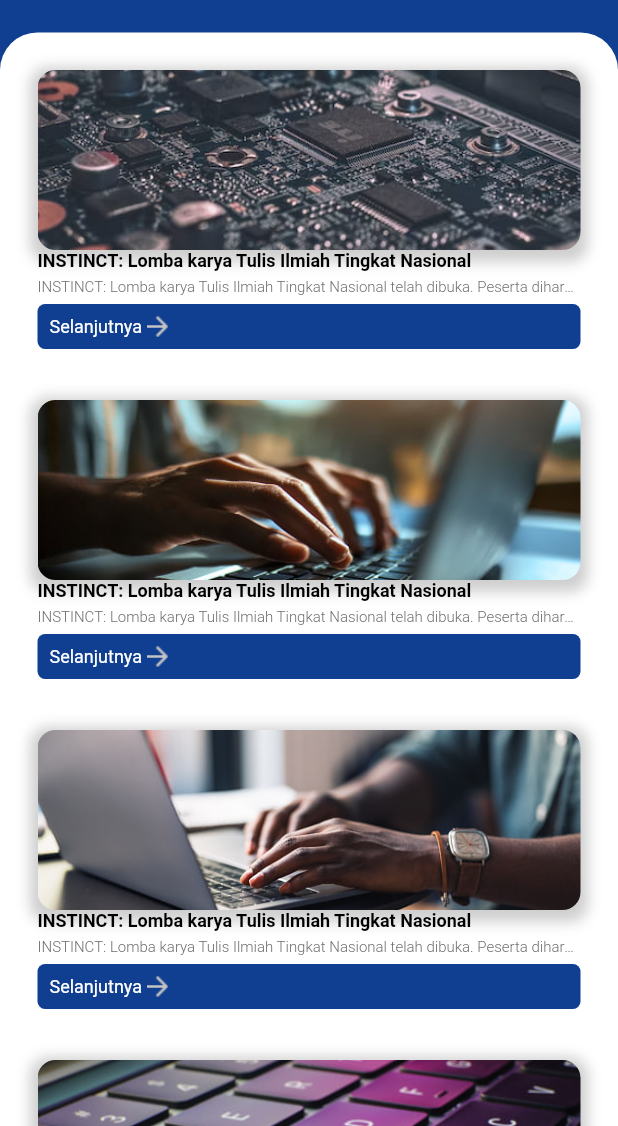
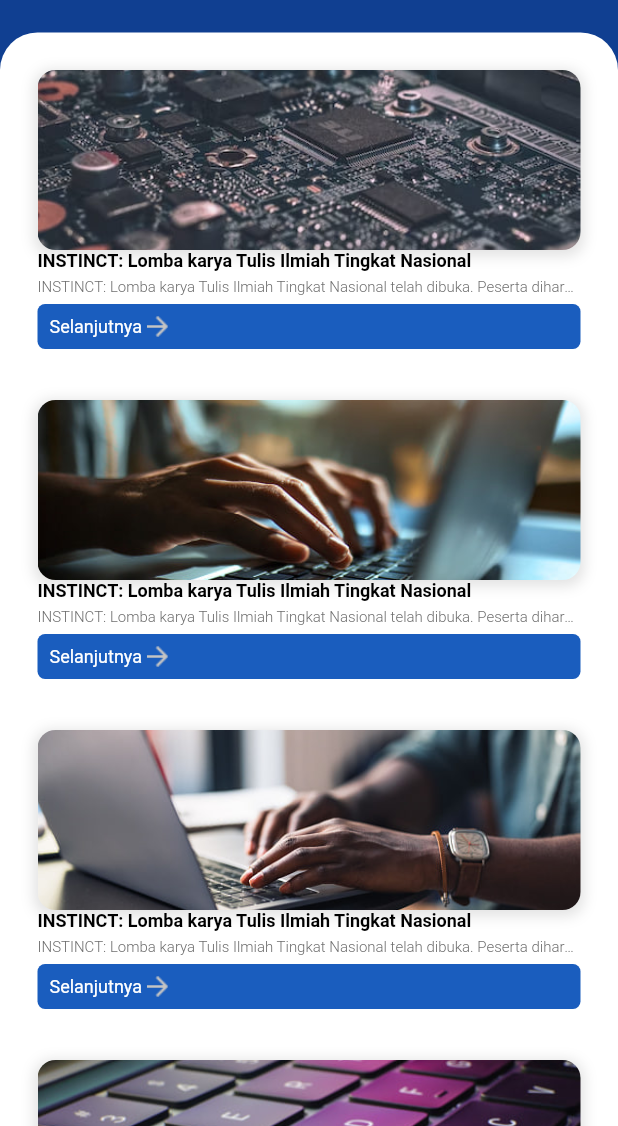
Before and after one commit to shintanr/SAPI-sistem-akademik-pembelajaran-dan-informasi, a Flutter app: the InformationPage screen opened directly, on a phone screen of 412 x 824 dp, the part 110-1236 px from its top. Run offline on Flutter 3.47's test engine with Material 2 defaults, Android fonts, the phone set to English and light mode, and no system bars; our stand-ins replace google_fonts.

Commit message:
finishing but not finish

```diff
--- a/lib/pages/information_page.dart
+++ b/lib/pages/information_page.dart
@@ -29,7 +29,8 @@ class InformationPage extends StatelessWidget {
               padding: const EdgeInsets.all(15),
               decoration: BoxDecoration(
                 color: kWhiteColor,
-                borderRadius: const BorderRadius.vertical(top: Radius.circular(25)),
+                borderRadius:
+                    const BorderRadius.vertical(top: Radius.circular(25)),
               ),
               child: Column(
                 children: [
@@ -55,11 +56,11 @@ class InformationPage extends StatelessWidget {
                                   fit: BoxFit.cover),
                               boxShadow: [
                                 BoxShadow(
-                                  color: Colors.grey.withOpacity(0.5),
-                                  spreadRadius: 5,
+                                  color: Colors.grey.withOpacity(0.3),
+                                  spreadRadius: 2,
                                   blurRadius: 7,
                                   offset: const Offset(
-                                      0, 3), // changes position of shadow
+                                      0, 2), // changes position of shadow
                                 ),
                               ],
                             ),
@@ -91,7 +92,7 @@ class InformationPage extends StatelessWidget {
                             child: TextButton(
                               onPressed: () {},
                               style: TextButton.styleFrom(
-                                backgroundColor: kPrimaryColor,
+                                backgroundColor: kLightBlueColor,
                                 shape: RoundedRectangleBorder(
                                   borderRadius: BorderRadius.circular(5),
                                 ),
@@ -150,11 +151,11 @@ class InformationPage extends StatelessWidget {
                               ),
                               boxShadow: [
                                 BoxShadow(
-                                  color: Colors.grey.withOpacity(0.5),
-                                  spreadRadius: 5,
+                                  color: Colors.grey.withOpacity(0.3),
+                                  spreadRadius: 2,
                                   blurRadius: 7,
                                   offset: const Offset(
-                                      0, 3), // changes position of shadow
+                                      0, 2), // changes position of shadow
                                 ),
                               ],
                             ),
@@ -186,7 +187,7 @@ class InformationPage extends StatelessWidget {
                             child: TextButton(
                               onPressed: () {},
                               style: TextButton.styleFrom(
-                                backgroundColor: kPrimaryColor,
+                                backgroundColor: kLightBlueColor,
                                 shape: RoundedRectangleBorder(
                                   borderRadius: BorderRadius.circular(5),
                                 ),
@@ -243,11 +244,11 @@ class InformationPage extends StatelessWidget {
                               ),
                               boxShadow: [
                                 BoxShadow(
-                                  color: Colors.grey.withOpacity(0.5),
-                                  spreadRadius: 5,
+                                  color: Colors.grey.withOpacity(0.3),
+                                  spreadRadius: 2,
                                   blurRadius: 7,
                                   offset: const Offset(
-                                      0, 3), // changes position of shadow
+                                      0, 2), // changes position of shadow
                                 ),
                               ],
                             ),
@@ -279,7 +280,7 @@ class InformationPage extends StatelessWidget {
                             child: TextButton(
                               onPressed: () {},
                               style: TextButton.styleFrom(
-                                backgroundColor: kPrimaryColor,
+                                backgroundColor: kLightBlueColor,
                                 shape: RoundedRectangleBorder(
                                   borderRadius: BorderRadius.circular(5),
                                 ),
@@ -336,11 +337,11 @@ class InformationPage extends StatelessWidget {
                               ),
                               boxShadow: [
                                 BoxShadow(
-                                  color: Colors.grey.withOpacity(0.5),
-                                  spreadRadius: 5,
+                                  color: Colors.grey.withOpacity(0.3),
+                                  spreadRadius: 2,
                                   blurRadius: 7,
                                   offset: const Offset(
-                                      0, 3), // changes position of shadow
+                                      0, 2), // changes position of shadow
                                 ),
                               ],
                             ),
@@ -372,7 +373,7 @@ class InformationPage extends StatelessWidget {
                             child: TextButton(
                               onPressed: () {},
                               style: TextButton.styleFrom(
-                                backgroundColor: kPrimaryColor,
+                                backgroundColor: kLightBlueColor,
                                 shape: RoundedRectangleBorder(
                                   borderRadius: BorderRadius.circular(5),
                                 ),
--- a/lib/pages/presensi_page.dart
+++ b/lib/pages/presensi_page.dart
@@ -8,7 +8,7 @@ class PresensiPage extends StatelessWidget {
   Widget build(BuildContext context) {
     return Scaffold(
       backgroundColor: kPrimaryColor,
-      body: Column(
+      body: ListView(
         children: [
           const SizedBox(
             height: 50,
@@ -107,7 +107,7 @@ class PresensiPage extends StatelessWidget {
                   ),
                 ),
                 const SizedBox(
-                  height: 100,
+                  height: 200,
                 ),
               ],
             ),
--- a/lib/widgets/custom_buttom_navigation.dart
+++ b/lib/widgets/custom_buttom_navigation.dart
@@ -10,6 +10,8 @@ class NavigationBar extends StatefulWidget {
 class _NavigationBarState extends State<NavigationBar> {
   @override
   Widget build(BuildContext context) {
-    return const Scaffold();
+    return const Scaffold(
+      body: Center(),
+    );
   }
 }
```
Also changed, not shown: lib/pages/main_page.dart (+23 -3 lines), assets/icon_informasi.png.
